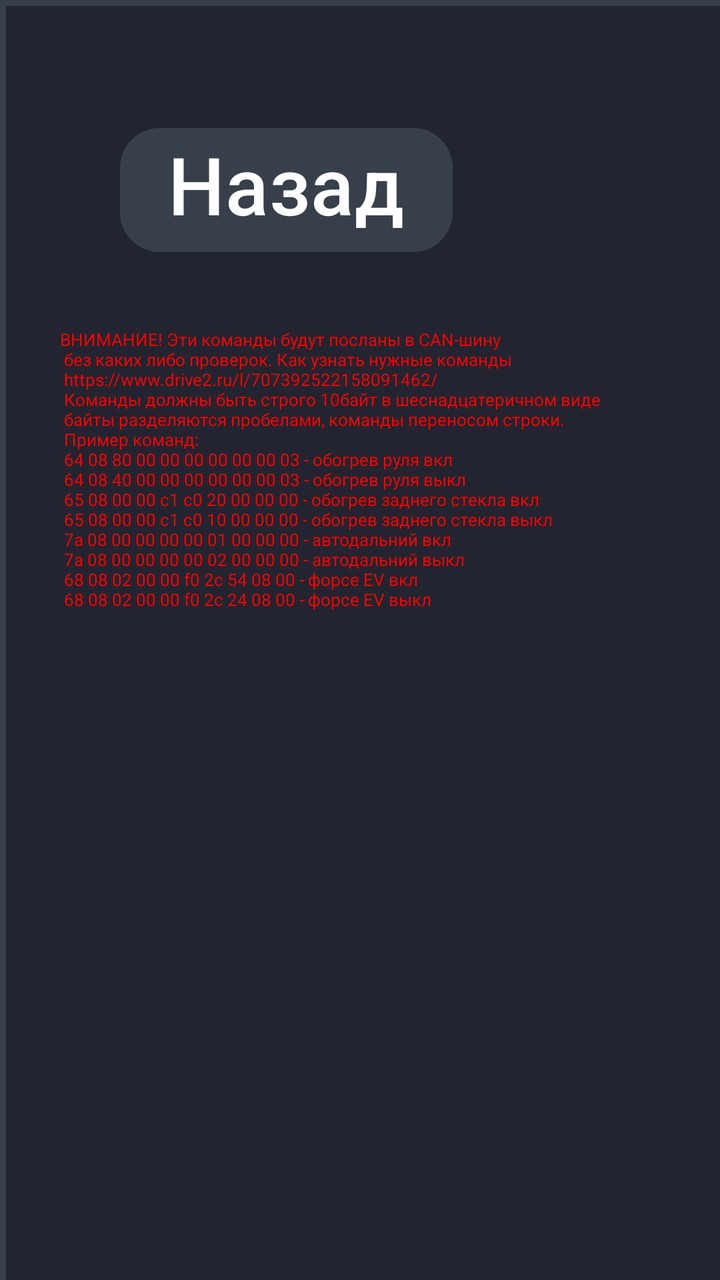
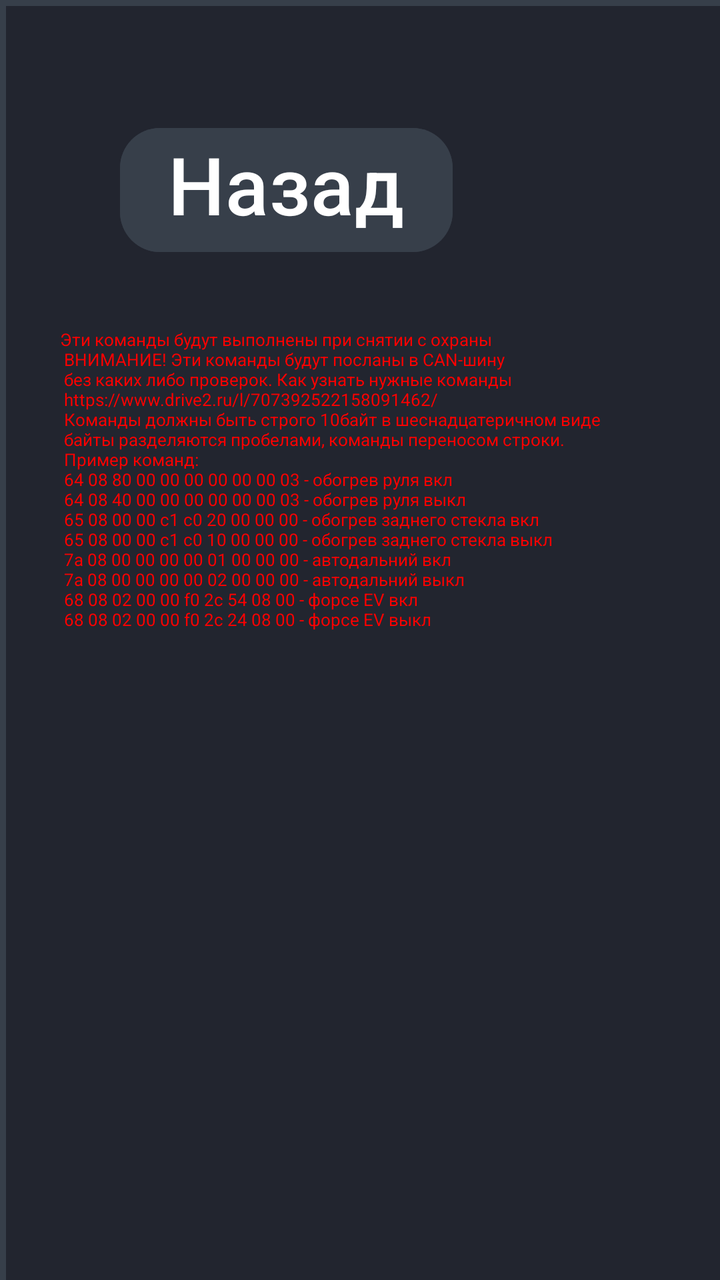

Compare the two renders of this Android layout. The source of the first and the diff that turns it into the second are given below.
<!-- AndroidManifest.xml: application theme Theme.RestoreMode -->
<!-- res/layout/activity_advance.xml -->
<?xml version="1.0" encoding="utf-8"?>
<androidx.constraintlayout.widget.ConstraintLayout xmlns:android="http://schemas.android.com/apk/res/android"
    xmlns:app="http://schemas.android.com/apk/res-auto"
    xmlns:tools="http://schemas.android.com/tools"
    android:id="@+id/main"
    android:layout_width="1920dp"
    android:layout_height="720dp"
    tools:context=".AdvanceActivity">

    <GridLayout
        android:layout_width="1920dp"
        android:layout_height="720dp"
        android:animateLayoutChanges="true"
        android:background="@drawable/layout_category_bg_noround"
        android:columnCount="3"
        android:padding="30dp"
        android:rowCount="2">

        <TextView
            android:id="@+id/TextWarn"
            android:layout_width="1000dp"
            android:layout_height="500dp"
            android:layout_row="1"
            android:layout_column="0"
            android:text="@string/can_n_n_https_www_drive2_ru_l_707392522158091462_n_10"
            android:textColor="#ff0000"
            android:textSize="26px" />

        <EditText
            android:id="@+id/rawCanCodes"
            android:layout_height="500dp"
            android:layout_row="1"
            android:layout_column="1"
            android:layout_columnSpan="2"
            android:background="#ffffff"
            android:ems="17"
            android:fontFamily="monospace"
            android:gravity="clip_vertical"
            android:text="1f 08 00 04 ff f8 00 01 01 7f\n"
            android:textColor="#909090"
            android:textSize="36px" />

        <Button
            android:id="@+id/buttonBack"
            android:layout_width="wrap_content"
            android:layout_height="70dp"
            android:layout_margin="30dp"
            android:layout_row="0"
            android:layout_column="0"
            android:layout_marginHorizontal="20dp"
            android:layout_marginStart="30dp"
            android:backgroundTint="#373f4a"
            android:onClick="onButtonClickFinish"
            android:paddingTop="0dp"
            android:text="Назад"
            android:textColor="#FFFFFF"
            android:textSize="40dp"
            app:cornerRadius="20dp" />

        <Button
            android:id="@+id/buttonClean"
            android:layout_width="wrap_content"
            android:layout_height="70dp"
            android:layout_row="0"
            android:layout_column="2"
            android:layout_gravity="left"
            android:layout_margin="30dp"
            android:layout_marginHorizontal="20dp"
            android:layout_marginStart="30dp"
            android:backgroundTint="#373f4a"
            android:onClick="onButtonClickClean"
            android:paddingTop="0dp"
            android:text="Очистить"
            android:textColor="#FFFFFF"
            android:textSize="40dp"
            app:cornerRadius="20dp" />

        <NumberPicker
            android:id="@+id/pickerCustomCommandCount"
            android:layout_width="120dp"
            android:layout_height="120dp"
            android:layout_row="0"
            android:layout_column="1"
            android:layout_gravity="end"
            android:layout_marginStart="300dp"
            android:orientation="horizontal"
            android:outlineAmbientShadowColor="#C14A24"
            android:outlineSpotShadowColor="#8BC34A" />

        <TextView
            android:id="@+id/textView"
            android:layout_width="wrap_content"
            android:layout_height="62dp"
            android:layout_row="0"
            android:layout_column="1"
            android:layout_gravity="left"
            android:layout_margin="30dp"
            android:text="Повторы"
            android:textColor="#FFFFFF"
            android:textSize="40dp" />


    </GridLayout>
</androidx.constraintlayout.widget.ConstraintLayout>
<!-- resources referenced by this layout -->
<resources>
  <!-- drawable layout_category_bg_noround (drawable) -->
  <?xml version="1.0" encoding="UTF-8"?>
  <shape xmlns:android="http://schemas.android.com/apk/res/android">
      <solid android:color="#22252f"/>
      <stroke android:width="3dp" android:color="#373f4a" />
      <corners android:radius="0dp"/>
      <padding android:left="30dp" android:top="30dp" android:right="30dp" android:bottom="30dp" />
  </shape>
  <string name="can_n_n_https_www_drive2_ru_l_707392522158091462_n_10">
          ВНИМАНИЕ! Эти команды будут посланы в CAN-шину\n
          без каких либо проверок. Как узнать нужные команды\n
          https://www.drive2.ru/l/707392522158091462/\n
          Команды должны быть строго 10байт в шеснадцатеричном виде\n
          байты разделяются пробелами, команды переносом строки.\n
          Пример команд:\n
          64 08 80 00 00 00 00 00 00 03 - обогрев руля вкл\n
          64 08 40 00 00 00 00 00 00 03 - обогрев руля выкл\n
          65 08 00 00 c1 c0 20 00 00 00 - обогрев заднего стекла вкл\n
          65 08 00 00 c1 c0 10 00 00 00 - обогрев заднего стекла выкл\n
          7a 08 00 00 00 00 01 00 00 00 - автодальний вкл\n
          7a 08 00 00 00 00 02 00 00 00 - автодальний выкл\n
          68 08 02 00 00 f0 2c 54 08 00 - форсе EV вкл\n
          68 08 02 00 00 f0 2c 24 08 00 - форсе EV выкл
      </string>
  <style name="Theme.RestoreMode" parent="Base.Theme.RestoreMode" />
  <style name="Base.Theme.RestoreMode" parent="Theme.Material3.DayNight.NoActionBar">
          
          
      </style>
</resources>

<!-- the commit's change to res/layout/activity_advance.xml (unified diff, before → after) -->
@@ -22,7 +22,7 @@
             android:layout_height="500dp"
             android:layout_row="1"
             android:layout_column="0"
-            android:text="@string/can_n_n_https_www_drive2_ru_l_707392522158091462_n_10"
+            android:text="@string/activity_advance_text"
             android:textColor="#ff0000"
             android:textSize="26px" />
 
@@ -58,7 +58,7 @@
             app:cornerRadius="20dp" />
 
         <Button
-            android:id="@+id/buttonClean"
+            android:id="@+id/buttonCleanOff"
             android:layout_width="wrap_content"
             android:layout_height="70dp"
             android:layout_row="0"
<!-- resource entries referenced after the edit -->
@@ -8,7 +8,8 @@
       <corners android:radius="0dp"/>
       <padding android:left="30dp" android:top="30dp" android:right="30dp" android:bottom="30dp" />
   </shape>
-  <string name="can_n_n_https_www_drive2_ru_l_707392522158091462_n_10">
+  <string name="activity_advance_text">
+          Эти команды будут выполнены при снятии с охраны\n
           ВНИМАНИЕ! Эти команды будут посланы в CAN-шину\n
           без каких либо проверок. Как узнать нужные команды\n
           https://www.drive2.ru/l/707392522158091462/\n
